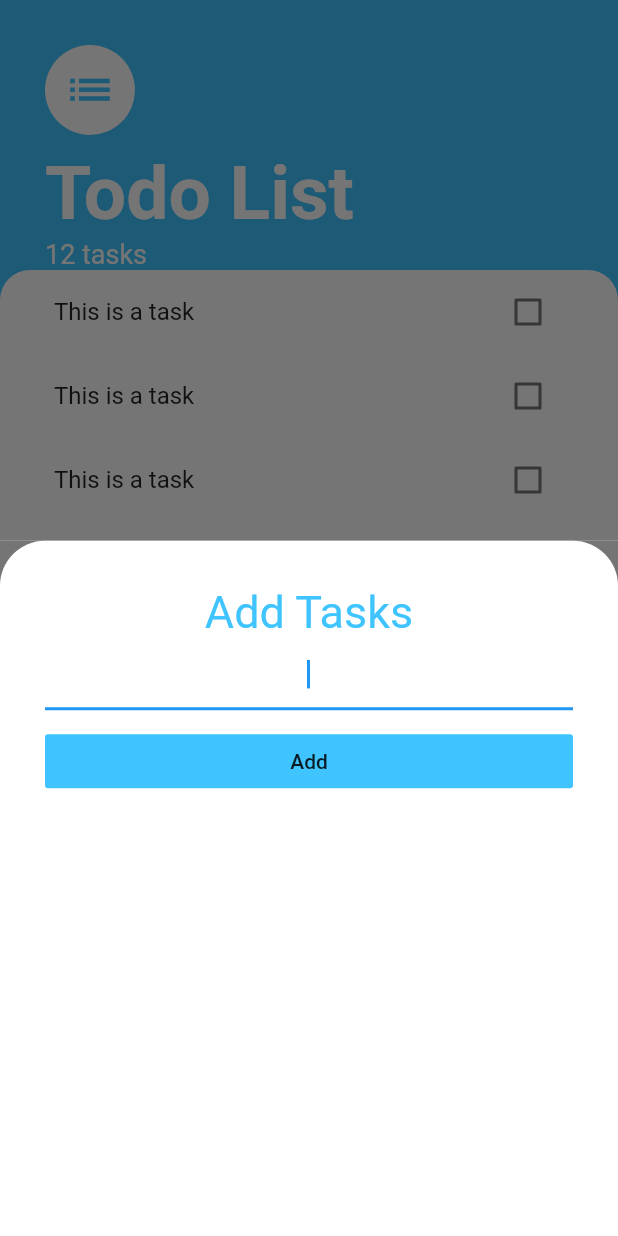
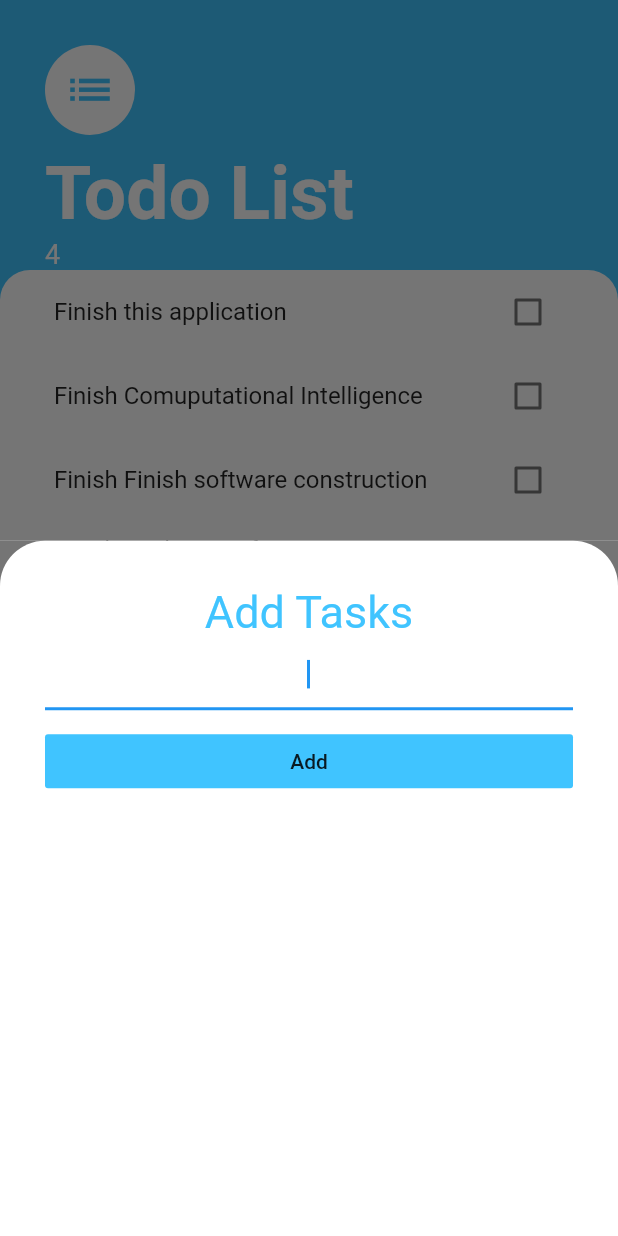
Before and after one commit to hossain101/todo_app_flutter, a Flutter app: the screen it shows after launch, after a tap on the "add" icon, on a phone screen of 412 x 824 dp. Run offline on Flutter 3.47's test engine with Material 2 defaults, Android fonts, the phone set to English and light mode, and no system bars.

Commit message:
after finishing the application to add tasks to the taskscreen

```diff
--- /dev/null
+++ b/lib/models/task.dart
@@ -0,0 +1,8 @@
+class Task {
+  String name;
+  bool isDone = false;
+  Task({required this.name, required this.isDone});
+  void toggleDone() {
+    isDone = !isDone;
+  }
+}
--- a/lib/screens/add_task_screen.dart
+++ b/lib/screens/add_task_screen.dart
@@ -1,9 +1,17 @@
-// ignore_for_file: prefer_const_constructors
+// ignore_for_file: prefer_const_constructors, use_key_in_widget_constructors, must_be_immutable
 
 import 'package:flutter/material.dart';
 
-class AddTaskScreen extends StatelessWidget {
-  const AddTaskScreen({Key? key}) : super(key: key);
+class AddTaskScreen extends StatefulWidget {
+  AddTaskScreen(this.addTaskCallback);
+  late Function addTaskCallback;
+
+  @override
+  State<AddTaskScreen> createState() => _AddTaskScreenState();
+}
+
+class _AddTaskScreenState extends State<AddTaskScreen> {
+  late String newTaskTitle;
 
   @override
   Widget build(BuildContext context) {
@@ -32,6 +40,9 @@ class AddTaskScreen extends StatelessWidget {
             TextField(
               autofocus: true,
               textAlign: TextAlign.center,
+              onChanged: (value) {
+                newTaskTitle = value;
+              },
             ),
             SizedBox(
               height: 10,
@@ -39,6 +50,7 @@ class AddTaskScreen extends StatelessWidget {
             FlatButton(
               onPressed: () {
                 //we will be adding the tasks to the list
+                widget.addTaskCallback(newTaskTitle);
               },
               child: Text('Add'),
               color: Colors.lightBlueAccent,
--- a/lib/screens/tasks_screen.dart
+++ b/lib/screens/tasks_screen.dart
@@ -4,14 +4,22 @@ import 'package:flutter/material.dart';
 import 'package:todo_app_flutter/screens/add_task_screen.dart';
 import 'package:todo_app_flutter/widgets/tasks_list.dart';
 
-class TasksScreen extends StatelessWidget {
-  const TasksScreen({Key? key}) : super(key: key);
+import '../models/task.dart';
+
+class TasksScreen extends StatefulWidget {
+  @override
+  State<TasksScreen> createState() => _TasksScreenState();
+}
+
+class _TasksScreenState extends State<TasksScreen> {
+  List<Task> tasks = [
+    Task(name: 'Finish this application', isDone: false),
+    Task(name: 'Finish Comuputational Intelligence', isDone: false),
+    Task(name: 'Finish Finish software construction', isDone: false),
+    Task(name: 'Finish Realtime software engineering yoo', isDone: false),
+  ];
 
 //this goes inside the builder of the showMOdalBottomSheet if we wanted a named builder
-  // Widget buildBottomSheet(BuildContext context) {
-  //   return Container();
-  // }
-
   @override
   Widget build(BuildContext context) {
     return Scaffold(
@@ -20,7 +28,17 @@ class TasksScreen extends StatelessWidget {
         onPressed: () => {
           //slide up something where we can add a new task
           showModalBottomSheet(
-              context: context, builder: (context) => AddTaskScreen())
+            context: context,
+            builder: (context) => AddTaskScreen(
+              (newTaskTitle) {
+                setState(() {
+                  tasks.add(Task(name: newTaskTitle, isDone: false));
+                });
+
+                Navigator.pop(context);
+              },
+            ),
+          ),
         },
         backgroundColor: Colors.lightBlueAccent,
         child: Icon(Icons.add),
@@ -58,7 +76,7 @@ class TasksScreen extends StatelessWidget {
                   ),
                 ),
                 Text(
-                  '12 tasks',
+                  tasks.length.toString(),
                   style: TextStyle(
                     color: Colors.white,
                     fontSize: 18.0,
@@ -77,7 +95,7 @@ class TasksScreen extends StatelessWidget {
                   topRight: Radius.circular(20.0),
                 ),
               ),
-              child: TasksList(),
+              child: TasksList(tasks),
             ),
           ),
         ],
--- a/lib/widgets/tasks_list.dart
+++ b/lib/widgets/tasks_list.dart
@@ -1,23 +1,25 @@
 // ignore_for_file: prefer_const_constructors
 
 import 'package:flutter/material.dart';
+import 'package:todo_app_flutter/models/task.dart';
 import 'package:todo_app_flutter/screens/tasks_screen.dart';
 import 'package:todo_app_flutter/widgets/tasks_tile.dart';
 
-class TasksList extends StatelessWidget {
-  const TasksList({
-    Key? key,
-  }) : super(key: key);
+class TasksList extends StatefulWidget {
+  TasksList(this.tasks);
+  List<Task> tasks;
+  @override
+  State<TasksList> createState() => _TasksListState();
+}
 
+class _TasksListState extends State<TasksList> {
   @override
   Widget build(BuildContext context) {
-    return ListView(
-      // ignore: prefer_const_literals_to_create_immutables
-      children: [
-        TasksTile(),
-        TasksTile(),
-        TasksTile(),
-      ],
+    return ListView.builder(
+      itemBuilder: (context, index) {
+        return TasksTile(widget.tasks[index].name, widget.tasks[index].isDone);
+      },
+      itemCount:widget. tasks.length,
     );
   }
 }
--- a/lib/widgets/tasks_tile.dart
+++ b/lib/widgets/tasks_tile.dart
@@ -1,28 +1,59 @@
+// ignore_for_file: prefer_const_constructors, non_constant_identifier_names
+
 import 'package:flutter/material.dart';
 
 class TasksTile extends StatefulWidget {
+  String taskTitle;
+  bool isChecked;
+  TasksTile(this.taskTitle, this.isChecked);
   @override
   State<TasksTile> createState() => _TasksTileState();
 }
 
 class _TasksTileState extends State<TasksTile> {
   bool isChecked = false;
+  void toggleCheckedState(bool checkboxState) {
+    setState(() {
+      widget.isChecked = checkboxState;
+    });
+  }
 
   @override
   Widget build(BuildContext context) {
     return ListTile(
-        title: Text(
-          'This is a task',
-          style: TextStyle(
-              decoration: isChecked ? TextDecoration.lineThrough : null),
-        ),
-        trailing: Checkbox(
-          onChanged: (bool? value) {
-            setState(() {
-              isChecked = value!;
-            });
-          },
-          value: isChecked,
-        ));
+      title: Text(
+        widget.taskTitle,
+        style: TextStyle(
+            decoration: widget.isChecked ? TextDecoration.lineThrough : null),
+      ),
+      trailing: TaskCheckbox(
+        isChecked: widget.isChecked,
+        checkBoxCallback: toggleCheckedState,
+      ),
+      // trailing: Checkbox(
+      //   onChanged: (bool? value) {
+      //     setState(() {
+      //       isChecked = value!;
+      //     });
+      //   },
+      //   value: isChecked,
+      // ),
+    );
   }
 }
+
+class TaskCheckbox extends StatelessWidget {
+  bool isChecked = false;
+  Function(bool value) checkBoxCallback;
+
+  TaskCheckbox({required this.isChecked, required this.checkBoxCallback});
+  @override
+  Widget build(BuildContext context) {
+    return Checkbox(
+      onChanged: (value) {
+        checkBoxCallback(value!);
+      },
+      value: isChecked,
+    );
+  }
+}
```
